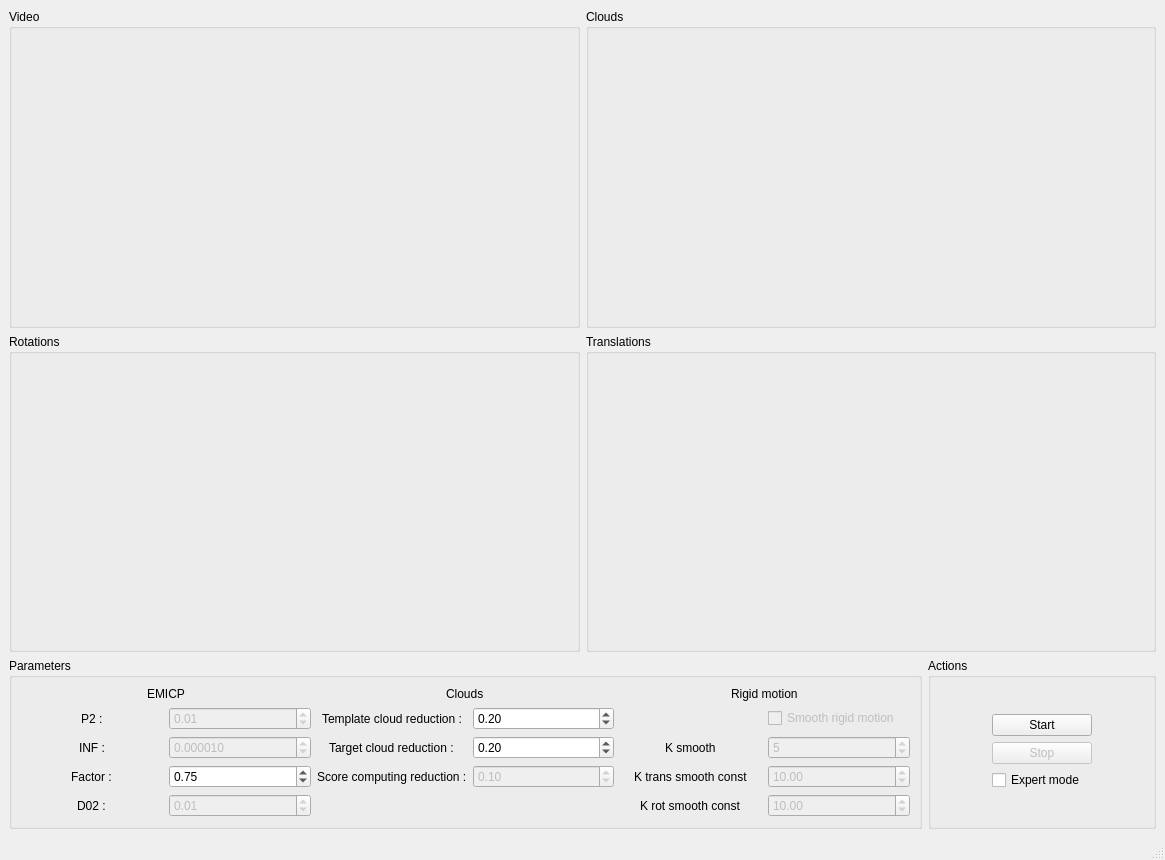
This is swooz-tracking/trunk/form/SWUI_WEmicpHeadTracking.ui in GuillaumeGibert/swooz as Qt 5 draws it before an edit. The edited form follows.
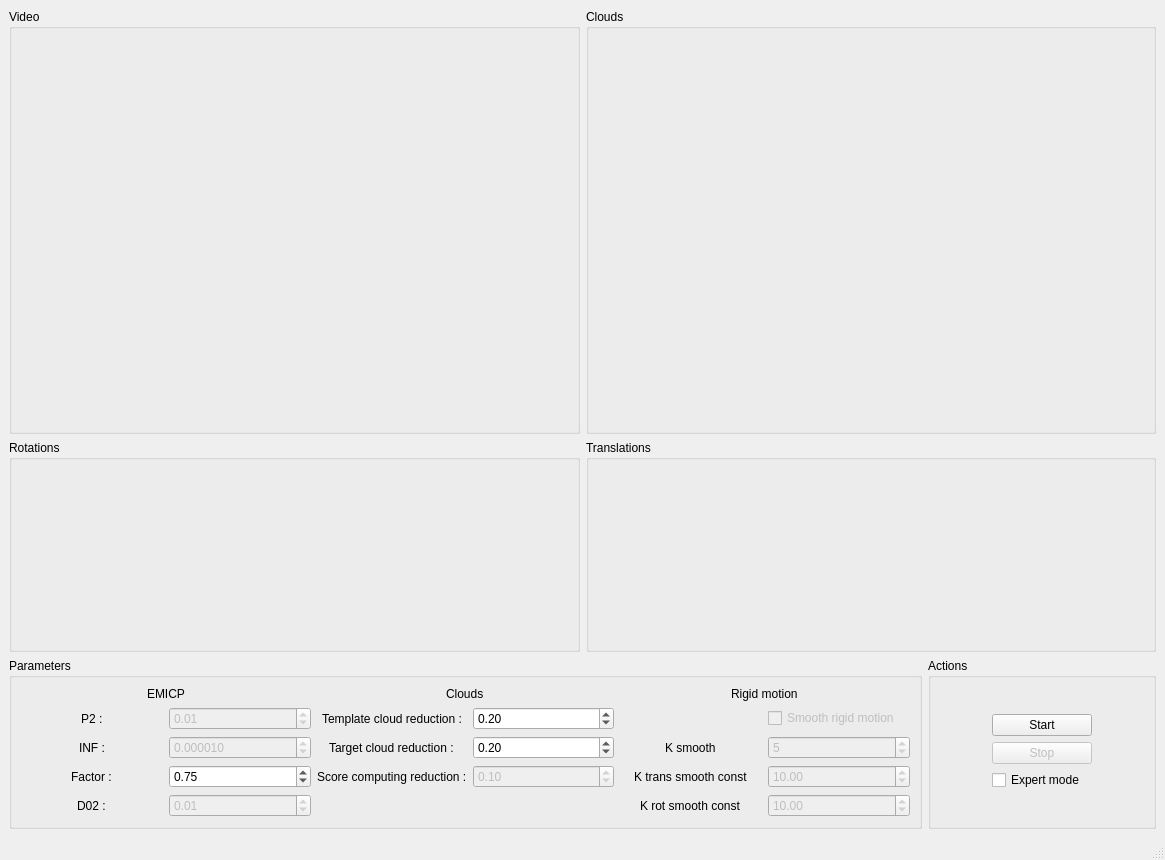
This is the edited form.

```diff
--- a/swooz-tracking/trunk/form/SWUI_WEmicpHeadTracking.ui
+++ b/swooz-tracking/trunk/form/SWUI_WEmicpHeadTracking.ui
@@ -18,7 +18,7 @@
     <item>
      <layout class="QVBoxLayout" name="vlMain" stretch="6,1">
       <item>
-       <layout class="QGridLayout" name="glDisplay">
+       <layout class="QGridLayout" name="glDisplay" rowstretch="2,1">
         <item row="0" column="1">
          <widget class="QGroupBox" name="gbClouds">
           <property name="title">
```
Left out of the diff: 16 changed lines with no effect on the pictures.
